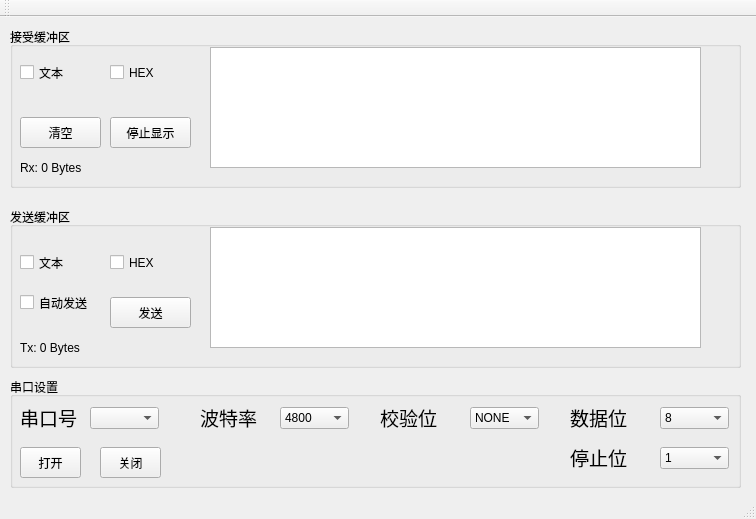
The window that mainwindow.ui (opera09872007/Qt-SerialTools) describes before a commit, drawn with Qt 5.
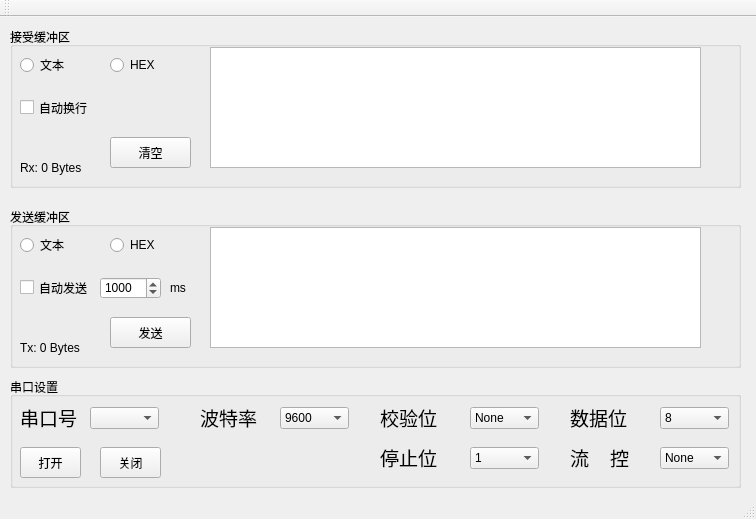
The same window after the commit.

Commit message: 完成打开关闭，收发，完成自动接受换行，完成清空 字符串转换和自动发送未完成。

The edit to the form file:
```diff
--- a/mainwindow.ui
+++ b/mainwindow.ui
@@ -36,50 +36,11 @@
       </rect>
      </property>
     </widget>
-    <widget class="QCheckBox" name="checkBox">
+    <widget class="QPushButton" name="ClearButton">
      <property name="geometry">
       <rect>
-       <x>10</x>
-       <y>30</y>
-       <width>91</width>
-       <height>31</height>
-      </rect>
-     </property>
-     <property name="text">
-      <string>文本</string>
-     </property>
-    </widget>
-    <widget class="QCheckBox" name="checkBox_2">
-     <property name="geometry">
-      <rect>
        <x>100</x>
-       <y>30</y>
-       <width>91</width>
-       <height>31</height>
-      </rect>
-     </property>
-     <property name="text">
-      <string>HEX</string>
-     </property>
-    </widget>
-    <widget class="QPushButton" name="pushButton_3">
-     <property name="geometry">
-      <rect>
-       <x>100</x>
-       <y>90</y>
-       <width>81</width>
-       <height>31</height>
-      </rect>
-     </property>
-     <property name="text">
-      <string>停止显示</string>
-     </property>
-    </widget>
-    <widget class="QPushButton" name="pushButton_5">
-     <property name="geometry">
-      <rect>
-       <x>10</x>
-       <y>90</y>
+       <y>110</y>
        <width>81</width>
        <height>31</height>
       </rect>
@@ -88,12 +49,12 @@
       <string>清空</string>
      </property>
     </widget>
-    <widget class="QLabel" name="label_7">
+    <widget class="QLabel" name="RxLabel">
      <property name="geometry">
       <rect>
        <x>10</x>
        <y>130</y>
-       <width>71</width>
+       <width>171</width>
        <height>21</height>
       </rect>
      </property>
@@ -101,6 +62,45 @@
       <string>Rx: 0 Bytes</string>
      </property>
     </widget>
+    <widget class="QCheckBox" name="AutoLineBox">
+     <property name="geometry">
+      <rect>
+       <x>10</x>
+       <y>60</y>
+       <width>81</width>
+       <height>41</height>
+      </rect>
+     </property>
+     <property name="text">
+      <string>自动换行</string>
+     </property>
+    </widget>
+    <widget class="QRadioButton" name="radioButton">
+     <property name="geometry">
+      <rect>
+       <x>10</x>
+       <y>30</y>
+       <width>61</width>
+       <height>16</height>
+      </rect>
+     </property>
+     <property name="text">
+      <string>文本</string>
+     </property>
+    </widget>
+    <widget class="QRadioButton" name="radioButton_2">
+     <property name="geometry">
+      <rect>
+       <x>100</x>
+       <y>30</y>
+       <width>61</width>
+       <height>16</height>
+      </rect>
+     </property>
+     <property name="text">
+      <string>HEX</string>
+     </property>
+    </widget>
    </widget>
    <widget class="QGroupBox" name="groupBox_2">
     <property name="geometry">
@@ -128,35 +128,9 @@
      <property name="geometry">
       <rect>
        <x>10</x>
-       <y>40</y>
-       <width>91</width>
-       <height>31</height>
-      </rect>
-     </property>
-     <property name="text">
-      <string>文本</string>
-     </property>
-    </widget>
-    <widget class="QCheckBox" name="checkBox_4">
-     <property name="geometry">
-      <rect>
-       <x>100</x>
-       <y>40</y>
-       <width>91</width>
-       <height>31</height>
-      </rect>
-     </property>
-     <property name="text">
-      <string>HEX</string>
-     </property>
-    </widget>
-    <widget class="QCheckBox" name="checkBox_6">
-     <property name="geometry">
-      <rect>
-       <x>10</x>
-       <y>80</y>
-       <width>91</width>
-       <height>31</height>
+       <y>60</y>
+       <width>81</width>
+       <height>41</height>
       </rect>
      </property>
      <property name="text">
@@ -167,7 +141,7 @@
      <property name="geometry">
       <rect>
        <x>100</x>
-       <y>90</y>
+       <y>110</y>
        <width>81</width>
        <height>31</height>
       </rect>
@@ -181,7 +155,7 @@
       <rect>
        <x>10</x>
        <y>130</y>
-       <width>81</width>
+       <width>91</width>
        <height>21</height>
       </rect>
      </property>
@@ -189,6 +163,64 @@
       <string>Tx: 0 Bytes</string>
      </property>
     </widget>
+    <widget class="QSpinBox" name="spinBox">
+     <property name="geometry">
+      <rect>
+       <x>90</x>
+       <y>70</y>
+       <width>61</width>
+       <height>22</height>
+      </rect>
+     </property>
+     <property name="maximum">
+      <number>100000</number>
+     </property>
+     <property name="singleStep">
+      <number>100</number>
+     </property>
+     <property name="value">
+      <number>1000</number>
+     </property>
+    </widget>
+    <widget class="QLabel" name="label_6">
+     <property name="geometry">
+      <rect>
+       <x>160</x>
+       <y>70</y>
+       <width>41</width>
+       <height>21</height>
+      </rect>
+     </property>
+     <property name="text">
+      <string>ms</string>
+     </property>
+    </widget>
+    <widget class="QRadioButton" name="radioButton_5">
+     <property name="geometry">
+      <rect>
+       <x>10</x>
+       <y>30</y>
+       <width>61</width>
+       <height>16</height>
+      </rect>
+     </property>
+     <property name="text">
+      <string>文本</string>
+     </property>
+    </widget>
+    <widget class="QRadioButton" name="radioButton_6">
+     <property name="geometry">
+      <rect>
+       <x>100</x>
+       <y>30</y>
+       <width>61</width>
+       <height>16</height>
+      </rect>
+     </property>
+     <property name="text">
+      <string>HEX</string>
+     </property>
+    </widget>
    </widget>
    <widget class="QGroupBox" name="groupBox_3">
     <property name="geometry">
@@ -211,11 +243,6 @@
        <height>22</height>
       </rect>
      </property>
-     <item>
-      <property name="text">
-       <string>4800</string>
-      </property>
-     </item>
      <item>
       <property name="text">
        <string>9600</string>
@@ -275,7 +302,7 @@
     <widget class="QComboBox" name="StopBitsBox">
      <property name="geometry">
       <rect>
-       <x>650</x>
+       <x>460</x>
        <y>70</y>
        <width>69</width>
        <height>22</height>
@@ -333,7 +360,7 @@
     <widget class="QLabel" name="label_5">
      <property name="geometry">
       <rect>
-       <x>560</x>
+       <x>370</x>
        <y>70</y>
        <width>61</width>
        <height>21</height>
@@ -415,7 +442,7 @@
      </property>
      <item>
       <property name="text">
-       <string>NONE</string>
+       <string>None</string>
       </property>
      </item>
      <item>
@@ -453,7 +480,7 @@
       <rect>
        <x>190</x>
        <y>70</y>
-       <width>341</width>
+       <width>181</width>
        <height>21</height>
       </rect>
      </property>
@@ -461,6 +488,50 @@
       <string/>
      </property>
     </widget>
+    <widget class="QLabel" name="label_7">
+     <property name="geometry">
+      <rect>
+       <x>560</x>
+       <y>70</y>
+       <width>61</width>
+       <height>21</height>
+      </rect>
+     </property>
+     <property name="font">
+      <font>
+       <family>Arial</family>
+       <pointsize>14</pointsize>
+      </font>
+     </property>
+     <property name="text">
+      <string>流    控：</string>
+     </property>
+    </widget>
+    <widget class="QComboBox" name="FlowControlBox">
+     <property name="geometry">
+      <rect>
+       <x>650</x>
+       <y>70</y>
+       <width>69</width>
+       <height>22</height>
+      </rect>
+     </property>
+     <item>
+      <property name="text">
+       <string>None</string>
+      </property>
+     </item>
+     <item>
+      <property name="text">
+       <string>RTS/CTS</string>
+      </property>
+     </item>
+     <item>
+      <property name="text">
+       <string>XON/XOFF</string>
+      </property>
+     </item>
+    </widget>
    </widget>
   </widget>
   <widget class="QMenuBar" name="menuBar">
```
Left out of the diff: 44 changed lines with no effect on the pictures. The commit also changes 3 other files.
